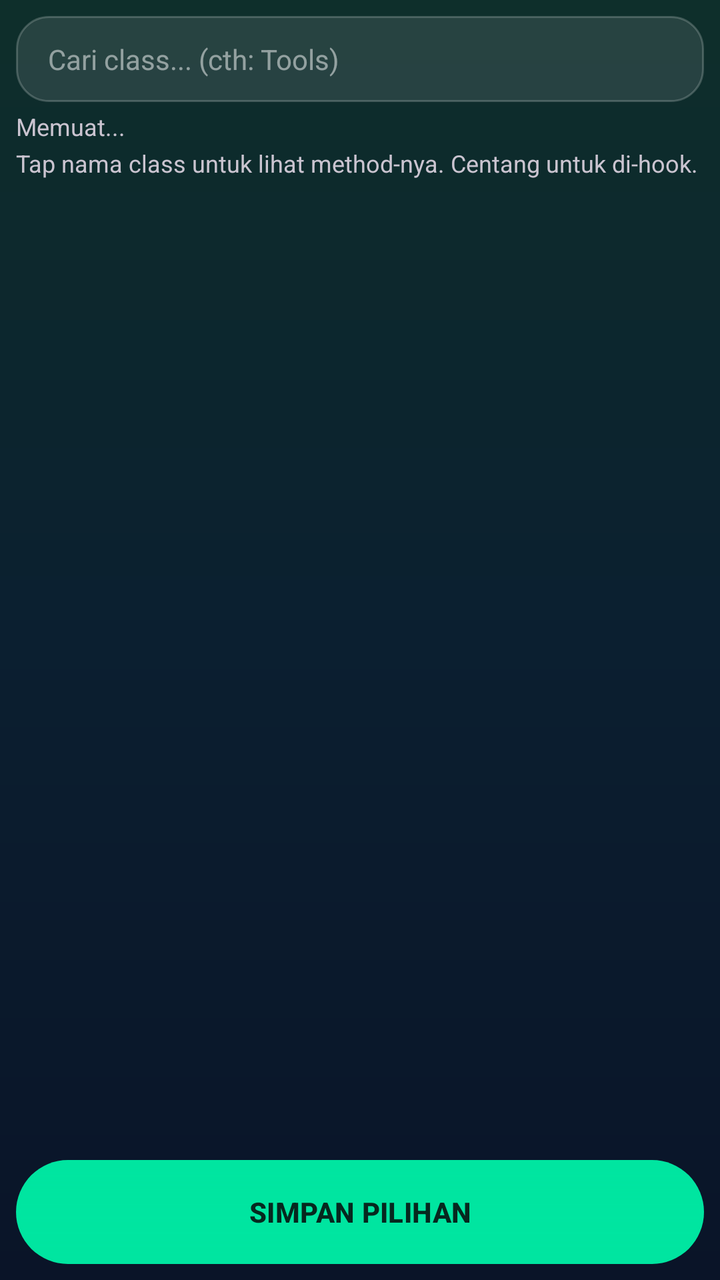
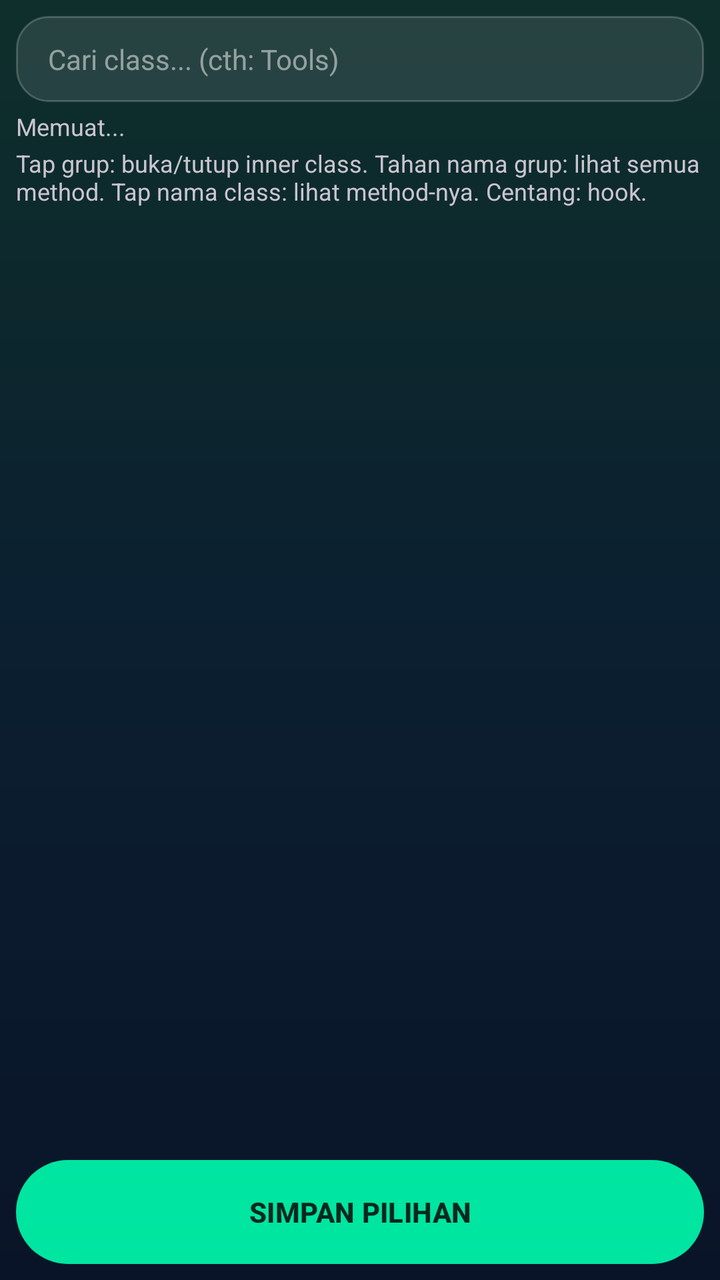

Compare the two renders of this Android layout. The source of the first and the diff that turns it into the second are given below.
<!-- AndroidManifest.xml: application theme Theme.HozinTools -->
<!-- res/layout/activity_class_picker.xml -->
<?xml version="1.0" encoding="utf-8"?>
<LinearLayout xmlns:android="http://schemas.android.com/apk/res/android"
    android:layout_width="match_parent"
    android:layout_height="match_parent"
    android:orientation="vertical"
    android:padding="8dp">

    <EditText
        style="@style/HiSearchField"
        android:id="@+id/etSearch"
        android:layout_width="match_parent"
        android:layout_height="wrap_content"
        android:hint="Cari class... (cth: Tools)"
        android:inputType="text"
        android:imeOptions="actionSearch" />

    <TextView
        android:id="@+id/tvClassCount"
        android:layout_width="match_parent"
        android:layout_height="wrap_content"
        android:layout_marginTop="4dp"
        android:text="Memuat..."
        android:textSize="12sp" />

    <TextView
        android:layout_width="match_parent"
        android:layout_height="wrap_content"
        android:layout_marginTop="2dp"
        android:text="Tap nama class untuk lihat method-nya. Centang untuk di-hook."
        android:textSize="12sp" />

    <androidx.recyclerview.widget.RecyclerView
        android:id="@+id/rvClasses"
        android:layout_width="match_parent"
        android:layout_height="0dp"
        android:layout_weight="1"
        android:layout_marginTop="4dp" />

    <Button
        style="@style/HiButtonPrimary"
        android:id="@+id/btnSaveClasses"
        android:layout_width="match_parent"
        android:layout_height="wrap_content"
        android:layout_marginTop="8dp"
        android:text="SIMPAN PILIHAN" />
</LinearLayout>
<!-- resources referenced by this layout -->
<resources>
  <style name="HiButtonPrimary" parent="Widget.Material3.Button">
          <item name="android:background">@drawable/btn_primary</item>
          <item name="android:textColor">#06281F</item>
          <item name="android:textStyle">bold</item>
          <item name="android:textSize">14sp</item>
          <item name="android:minHeight">52dp</item>
      </style>
  <style name="HiSearchField">
          <item name="android:background">@drawable/search_bg</item>
          <item name="android:paddingLeft">16dp</item>
          <item name="android:paddingRight">16dp</item>
          <item name="android:paddingTop">12dp</item>
          <item name="android:paddingBottom">12dp</item>
          <item name="android:textColor">#FFFFFF</item>
          <item name="android:textColorHint">#80FFFFFF</item>
          <item name="android:textSize">14sp</item>
      </style>
  <style name="Theme.HozinTools" parent="Theme.Material3.Dark.NoActionBar">
          <item name="colorPrimary">@color/hi_accent</item>
          <item name="colorOnPrimary">#06281F</item>
          <item name="colorPrimaryContainer">@color/hi_accent_dark</item>
          <item name="colorOnPrimaryContainer">#7DFFD4</item>
          <item name="android:windowBackground">@drawable/bg_app</item>
          <item name="colorSurface">#141E2E</item>
          <item name="colorOnSurface">@color/hi_text</item>
      </style>
  <!-- drawable btn_primary (drawable) -->
  <?xml version="1.0" encoding="utf-8"?>
  <layer-list xmlns:android="http://schemas.android.com/apk/res/android">
      <item>
          <shape android:shape="rectangle">
              <corners android:radius="28dp" />
              <solid android:color="#00E5A0" />
          </shape>
      </item>
      <item
          android:left="2dp"
          android:right="2dp"
          android:top="2dp"
          android:bottom="2dp">
          <shape android:shape="rectangle">
              <corners android:radius="26dp" />
              <gradient
                  android:angle="270"
                  android:startColor="#40FFFFFF"
                  android:endColor="#00FFFFFF" />
          </shape>
      </item>
  </layer-list>
  <!-- drawable search_bg (drawable) -->
  <?xml version="1.0" encoding="utf-8"?>
  <shape xmlns:android="http://schemas.android.com/apk/res/android"
      android:shape="rectangle">
      <corners android:radius="16dp" />
      <solid android:color="#1AFFFFFF" />
      <stroke android:width="1dp" android:color="#33FFFFFF" />
  </shape>
  <color name="hi_accent">#00E5A0</color>
  <color name="hi_accent_dark">#00563F</color>
  <!-- drawable bg_app (drawable) -->
  <?xml version="1.0" encoding="utf-8"?>
  <shape xmlns:android="http://schemas.android.com/apk/res/android"
      android:shape="rectangle">
      <gradient
          android:angle="270"
          android:startColor="#0E2F2B"
          android:centerColor="#0B1F30"
          android:endColor="#0A1428"
          android:type="linear" />
  </shape>
  <color name="hi_text">#E8E8E8</color>
</resources>

<!-- the commit's change to res/layout/activity_class_picker.xml (unified diff, before → after) -->
@@ -26,7 +26,7 @@
         android:layout_width="match_parent"
         android:layout_height="wrap_content"
         android:layout_marginTop="2dp"
-        android:text="Tap nama class untuk lihat method-nya. Centang untuk di-hook."
+        android:text="Tap grup: buka/tutup inner class. Tahan nama grup: lihat semua method. Tap nama class: lihat method-nya. Centang: hook."
         android:textSize="12sp" />
 
     <androidx.recyclerview.widget.RecyclerView
